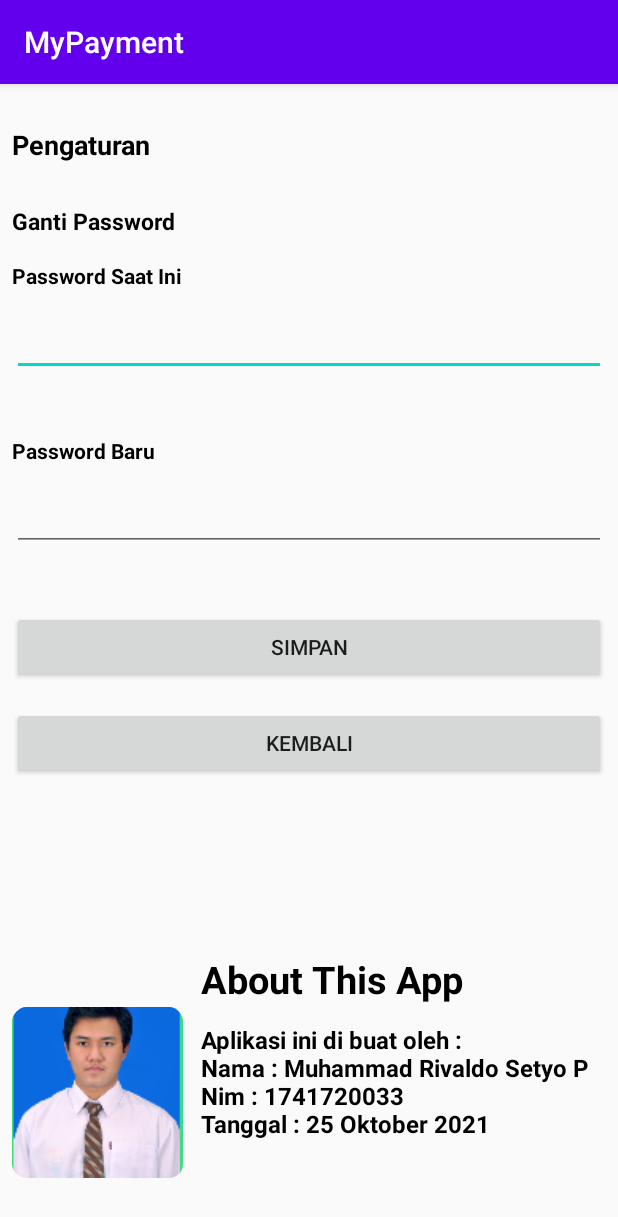
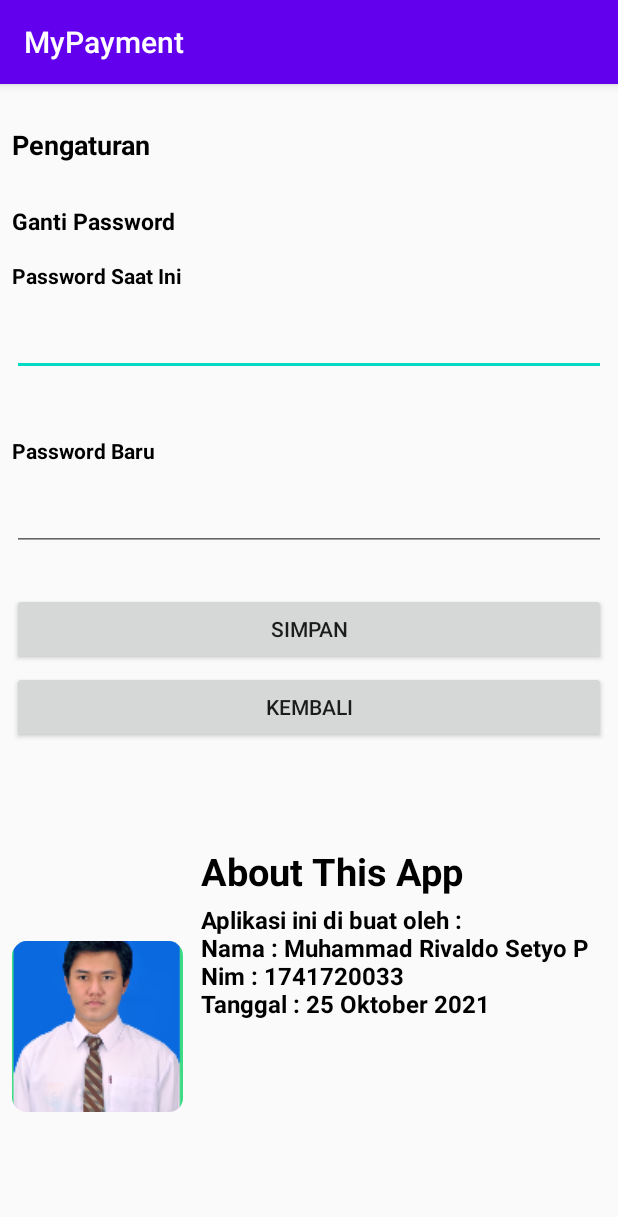
Before and after one commit to Rivaldz/MrivaldoBNSP, an Android app: the Pengaturan screen opened directly, with no data from a screen before it, on a phone screen of 412 x 824 dp. Shown: the top 1217 px of the screen. Run offline under Robolectric (Android 15) with nearby library versions, the phone set to English and light mode, and no system bars.

Commit message:
fixing Pengaturan

```diff
--- a/app/src/main/java/com/example/mypayment/Pengaturan.java
+++ b/app/src/main/java/com/example/mypayment/Pengaturan.java
@@ -25,7 +25,7 @@ public class Pengaturan extends AppCompatActivity {
 
         SharedPreferences prefs = getSharedPreferences(MY_PREFS_NAME, MODE_PRIVATE);
 //        String prefUsername = prefs.getString("username", "No name defined"); //"No name defined" is the default value.
-        final String prefPassword = prefs.getString("password", "No name defined"); //"No name defined" is the default value.
+        final String prefPassword = prefs.getString("password", "user"); //"No name defined" is the default value.
 
         simpan.setOnClickListener(new View.OnClickListener() {
             @Override
--- a/app/src/main/java/com/example/mypayment/TambahPemasukan.java
+++ b/app/src/main/java/com/example/mypayment/TambahPemasukan.java
@@ -76,7 +76,7 @@ public class TambahPemasukan extends AppCompatActivity {
         String prefUsername = prefs.getString("username", "No name defined"); //"No name defined" is the default value.
 
         String user = prefUsername;
-        String statusSt = "pemasukan";
+        int statusSt = 0 ;
         String nominalSt = nominal.getText().toString();
         String keteranganSt = keterangan.getText().toString();
         String tanggal = tanggalView.getText().toString();
--- a/app/src/main/java/com/example/mypayment/TambahPengeluaran.java
+++ b/app/src/main/java/com/example/mypayment/TambahPengeluaran.java
@@ -74,7 +74,7 @@ public class TambahPengeluaran extends AppCompatActivity {
         String prefUsername = prefs.getString("username", "No name defined"); //"No name defined" is the default value.
 
         String user = prefUsername;
-        String statusSt = "pengeluaran";
+        int statusSt = 1;
         String nominalSt = nominal.getText().toString();
         String keteranganSt = keterangan.getText().toString();
         String tanggal = tanggalView.getText().toString();
--- a/app/src/main/java/com/example/mypayment/javavlass/DatabaseHelper.java
+++ b/app/src/main/java/com/example/mypayment/javavlass/DatabaseHelper.java
@@ -30,7 +30,7 @@ public class DatabaseHelper extends SQLiteOpenHelper {
     @Override
     public void onCreate(SQLiteDatabase db) {
         String query = "CREATE TABLE " + table_name + "(" + clm_id + " INTEGER PRIMARY KEY AUTOINCREMENT,"
-                + clm_user+ " TEXT, " + clm_status+ " TEXT, " + clm_nominal + " TEXT, "
+                + clm_user+ " TEXT, " + clm_status+ " INTEGER, " + clm_nominal + " TEXT, "
                 + clm_keterangan + " TEXT, " + clm_tanggal + " TEXT)";
         db.execSQL(query);
     }
--- a/app/src/main/res/layout/activity_pengaturan.xml
+++ b/app/src/main/res/layout/activity_pengaturan.xml
@@ -25,13 +25,26 @@
         android:layout_width="match_parent"
         android:layout_height="wrap_content"
         android:layout_marginStart="8dp"
-        android:layout_marginTop="40dp"
+        android:layout_marginTop="28dp"
         android:layout_marginEnd="8dp"
         android:text="Simpan"
         app:layout_constraintEnd_toEndOf="parent"
         app:layout_constraintHorizontal_bias="0.0"
         app:layout_constraintStart_toStartOf="parent"
         app:layout_constraintTop_toBottomOf="@+id/editTextPassBaru" />
+
+    <Button
+        android:id="@+id/button4"
+        android:layout_width="match_parent"
+        android:layout_height="wrap_content"
+        android:layout_marginStart="8dp"
+        android:layout_marginTop="4dp"
+        android:layout_marginEnd="8dp"
+        android:text="Kembali"
+        app:layout_constraintEnd_toEndOf="parent"
+        app:layout_constraintHorizontal_bias="0.0"
+        app:layout_constraintStart_toStartOf="parent"
+        app:layout_constraintTop_toBottomOf="@+id/buttonSimpanPengaturan" />
 
     <EditText
         android:id="@+id/editTextPassBaru"
@@ -72,19 +85,6 @@
         app:layout_constraintStart_toStartOf="parent"
         app:layout_constraintTop_toBottomOf="@+id/textView15" />
 
-    <Button
-        android:id="@+id/button4"
-        android:layout_width="match_parent"
-        android:layout_height="wrap_content"
-        android:layout_marginStart="8dp"
-        android:layout_marginTop="16dp"
-        android:layout_marginEnd="8dp"
-        android:text="Kembali"
-        app:layout_constraintEnd_toEndOf="parent"
-        app:layout_constraintHorizontal_bias="0.0"
-        app:layout_constraintStart_toStartOf="parent"
-        app:layout_constraintTop_toBottomOf="@+id/buttonSimpanPengaturan" />
-
     <TextView
         android:id="@+id/textView14"
         android:layout_width="wrap_content"
@@ -111,22 +111,12 @@
         app:layout_constraintStart_toStartOf="parent"
         app:layout_constraintTop_toBottomOf="@+id/textView14" />
 
-    <ImageView
-        android:id="@+id/imageView"
-        android:layout_width="114dp"
-        android:layout_height="135dp"
-        android:layout_marginStart="8dp"
-        android:layout_marginBottom="28dp"
-        app:layout_constraintBottom_toBottomOf="parent"
-        app:layout_constraintStart_toStartOf="parent"
-        app:srcCompat="@mipmap/ic_launcher_foto_round" />
-
     <TextView
         android:id="@+id/textView19"
         android:layout_width="wrap_content"
         android:layout_height="wrap_content"
         android:layout_marginStart="12dp"
-        android:layout_marginTop="12dp"
+        android:layout_marginTop="4dp"
         android:text="Aplikasi ini di buat oleh : \nNama : Muhammad Rivaldo Setyo P \nNim : 1741720033 \nTanggal : 25 Oktober 2021 "
         android:textColor="@color/black"
         android:textSize="16dp"
@@ -134,11 +124,21 @@
         app:layout_constraintStart_toEndOf="@+id/imageView"
         app:layout_constraintTop_toBottomOf="@+id/textView18" />
 
+    <ImageView
+        android:id="@+id/imageView"
+        android:layout_width="114dp"
+        android:layout_height="135dp"
+        android:layout_marginStart="8dp"
+        android:layout_marginBottom="72dp"
+        app:layout_constraintBottom_toBottomOf="parent"
+        app:layout_constraintStart_toStartOf="parent"
+        app:srcCompat="@mipmap/ic_launcher_foto_round" />
+
     <TextView
         android:id="@+id/textView18"
         android:layout_width="wrap_content"
         android:layout_height="wrap_content"
-        android:layout_marginTop="116dp"
+        android:layout_marginTop="68dp"
         android:text="About This App"
         android:textColor="@color/black"
         android:textSize="25dp"
```
Also changed, not shown: app/src/main/java/com/example/mypayment/MainActivity.java (+12 -11 lines).
